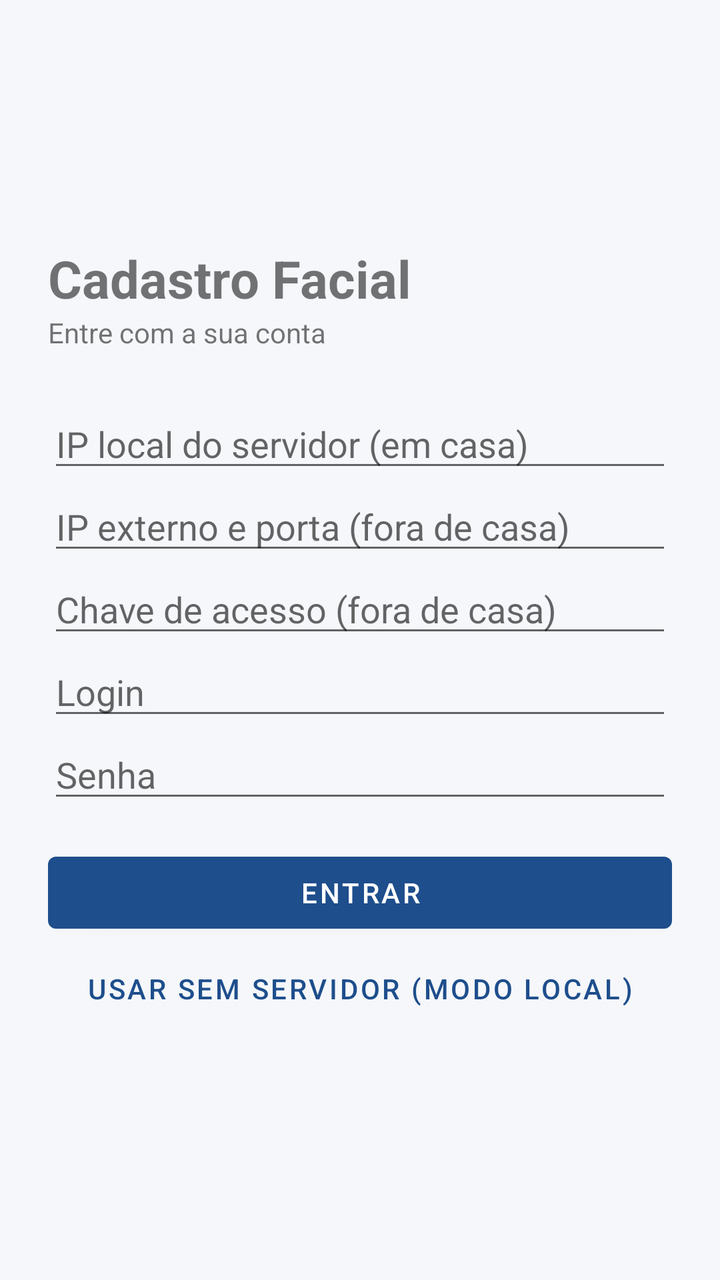
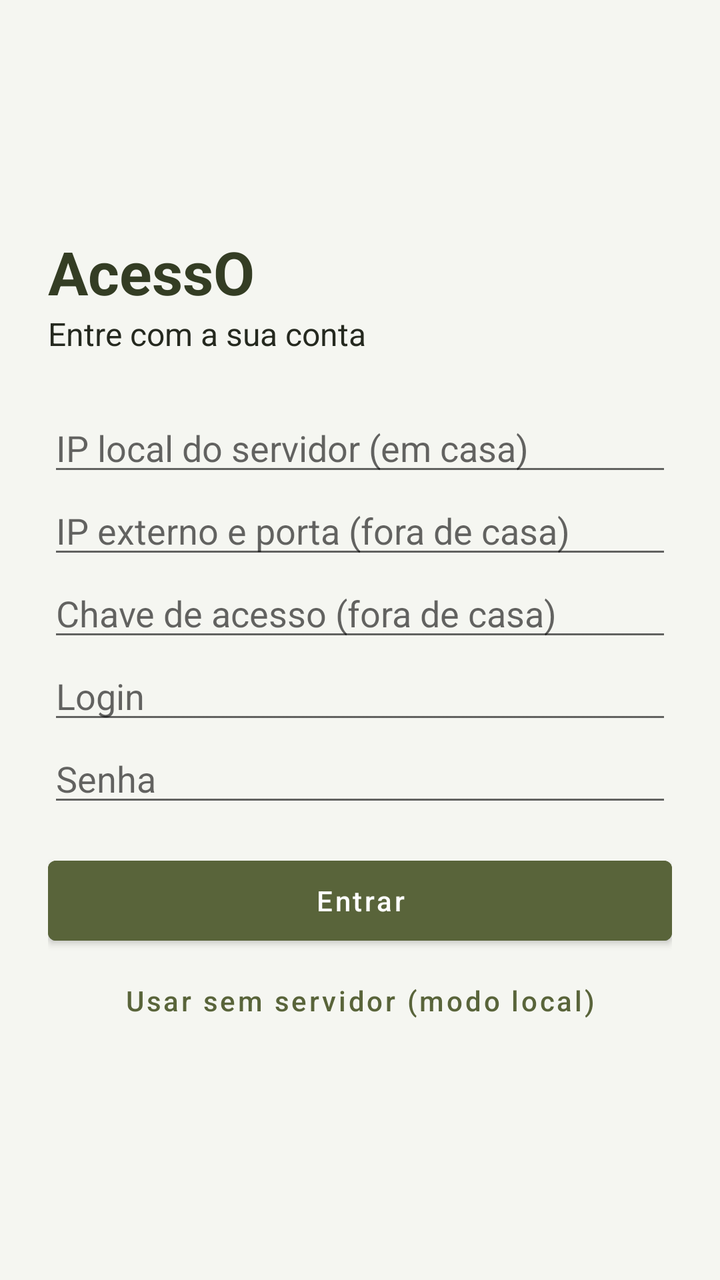

Before-and-after screenshots of an Android layout around one commit, followed by the original layout XML and the change that was made.
<!-- AndroidManifest.xml: application theme Theme.FacialApp -->
<!-- res/layout/activity_login.xml -->
<?xml version="1.0" encoding="utf-8"?>
<ScrollView xmlns:android="http://schemas.android.com/apk/res/android"
    android:layout_width="match_parent"
    android:layout_height="match_parent"
    android:fillViewport="true">

    <LinearLayout
        android:layout_width="match_parent"
        android:layout_height="wrap_content"
        android:gravity="center_vertical"
        android:orientation="vertical"
        android:padding="24dp">

        <TextView
            android:layout_width="match_parent"
            android:layout_height="wrap_content"
            android:text="Cadastro Facial"
            android:textSize="26sp"
            android:textStyle="bold" />

        <TextView
            android:layout_width="match_parent"
            android:layout_height="wrap_content"
            android:layout_marginBottom="24dp"
            android:text="Entre com a sua conta" />

        <EditText
            android:id="@+id/editServidor"
            android:layout_width="match_parent"
            android:layout_height="wrap_content"
            android:hint="IP local do servidor (em casa)"
            android:inputType="textUri" />

        <EditText
            android:id="@+id/editExterno"
            android:layout_width="match_parent"
            android:layout_height="wrap_content"
            android:hint="IP externo e porta (fora de casa)"
            android:inputType="textUri" />

        <EditText
            android:id="@+id/editChave"
            android:layout_width="match_parent"
            android:layout_height="wrap_content"
            android:hint="Chave de acesso (fora de casa)"
            android:inputType="textNoSuggestions" />

        <EditText
            android:id="@+id/editLogin"
            android:layout_width="match_parent"
            android:layout_height="wrap_content"
            android:hint="Login"
            android:inputType="textNoSuggestions" />

        <EditText
            android:id="@+id/editSenha"
            android:layout_width="match_parent"
            android:layout_height="wrap_content"
            android:hint="Senha"
            android:inputType="textPassword" />

        <TextView
            android:id="@+id/textErro"
            android:layout_width="match_parent"
            android:layout_height="wrap_content"
            android:layout_marginTop="12dp"
            android:textColor="#B00020"
            android:visibility="gone" />

        <Button
            android:id="@+id/btnEntrar"
            android:layout_width="match_parent"
            android:layout_height="wrap_content"
            android:layout_marginTop="16dp"
            android:text="Entrar" />

        <Button
            android:id="@+id/btnLocal"
            style="?android:attr/buttonBarButtonStyle"
            android:layout_width="match_parent"
            android:layout_height="wrap_content"
            android:text="Usar sem servidor (modo local)" />

        <ProgressBar
            android:id="@+id/progress"
            android:layout_width="wrap_content"
            android:layout_height="wrap_content"
            android:layout_gravity="center_horizontal"
            android:layout_marginTop="16dp"
            android:visibility="gone" />
    </LinearLayout>
</ScrollView>
<!-- resources referenced by this layout -->
<resources>
  <style name="Theme.FacialApp" parent="Theme.MaterialComponents.Light.NoActionBar">
          <item name="colorPrimary">@color/primary</item>
          <item name="colorPrimaryDark">@color/primary_dark</item>
          <item name="colorAccent">@color/accent</item>
          <item name="android:windowBackground">@color/background</item>
      </style>
  <color name="primary">#1E4E8C</color>
  <color name="primary_dark">#12315A</color>
  <color name="accent">#F2994A</color>
  <color name="background">#F5F7FA</color>
</resources>

<!-- the commit's change to res/layout/activity_login.xml (unified diff, before → after) -->
@@ -14,15 +14,18 @@
         <TextView
             android:layout_width="match_parent"
             android:layout_height="wrap_content"
-            android:text="Cadastro Facial"
-            android:textSize="26sp"
+            android:text="AcessO"
+            android:textColor="@color/primary_dark"
+            android:textSize="30sp"
             android:textStyle="bold" />
 
         <TextView
             android:layout_width="match_parent"
             android:layout_height="wrap_content"
             android:layout_marginBottom="24dp"
-            android:text="Entre com a sua conta" />
+            android:text="Entre com a sua conta"
+            android:textColor="@color/text_dark"
+            android:textSize="16sp" />
 
         <EditText
             android:id="@+id/editServidor"
@@ -64,7 +67,7 @@
             android:layout_width="match_parent"
             android:layout_height="wrap_content"
             android:layout_marginTop="12dp"
-            android:textColor="#B00020"
+            android:textColor="@color/falha"
             android:visibility="gone" />
 
         <Button
@@ -72,14 +75,20 @@
             android:layout_width="match_parent"
             android:layout_height="wrap_content"
             android:layout_marginTop="16dp"
-            android:text="Entrar" />
+            android:text="Entrar"
+            android:textAllCaps="false"
+            android:minHeight="52dp"
+            android:backgroundTint="@color/primary" />
 
         <Button
             android:id="@+id/btnLocal"
             style="?android:attr/buttonBarButtonStyle"
             android:layout_width="match_parent"
             android:layout_height="wrap_content"
-            android:text="Usar sem servidor (modo local)" />
+            android:text="Usar sem servidor (modo local)"
+            android:textAllCaps="false"
+            android:textColor="@color/primary"
+            android:minHeight="48dp" />
 
         <ProgressBar
             android:id="@+id/progress"
<!-- resource entries referenced after the edit -->
@@ -1,14 +1,16 @@
 <!-- resources referenced by this layout -->
 <resources>
+  <color name="falha">#C94F49</color>
   <style name="Theme.FacialApp" parent="Theme.MaterialComponents.Light.NoActionBar">
           <item name="colorPrimary">@color/primary</item>
           <item name="colorPrimaryDark">@color/primary_dark</item>
           <item name="colorAccent">@color/accent</item>
           <item name="android:windowBackground">@color/background</item>
       </style>
-  <color name="primary">#1E4E8C</color>
-  <color name="primary_dark">#12315A</color>
-  <color name="accent">#F2994A</color>
-  <color name="background">#F5F7FA</color>
+  <color name="primary">#59643A</color>
+  <color name="primary_dark">#343D24</color>
+  <color name="text_dark">#25291F</color>
+  <color name="accent">#89965A</color>
+  <color name="background">#F5F6F1</color>
 </resources>
 
